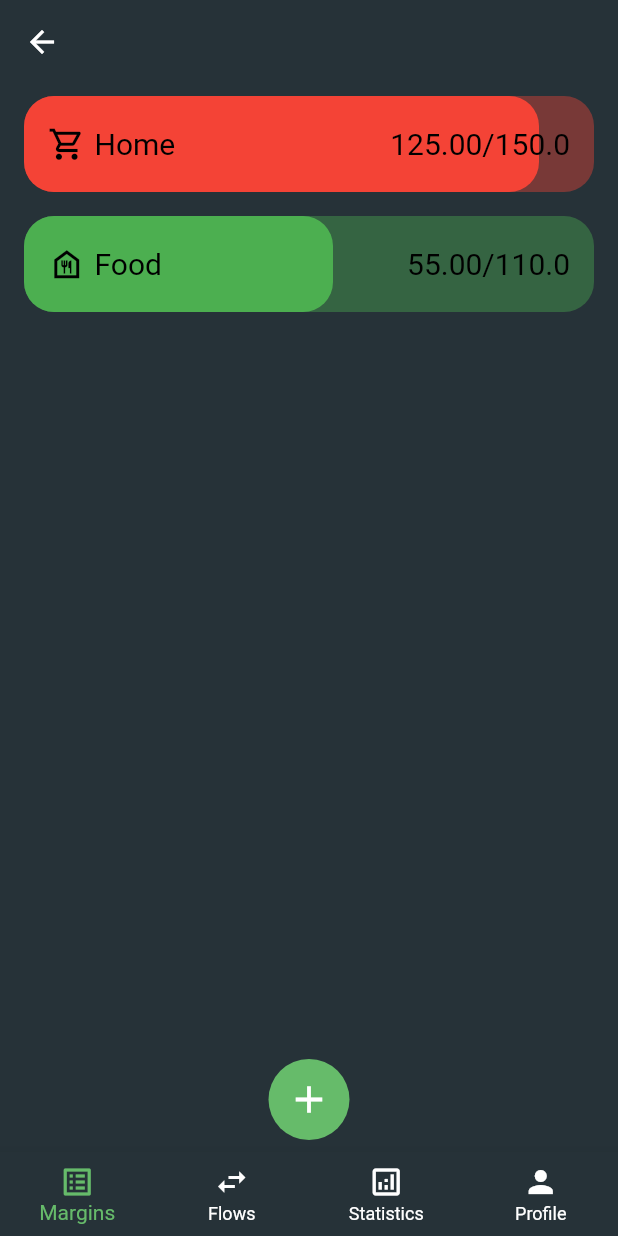
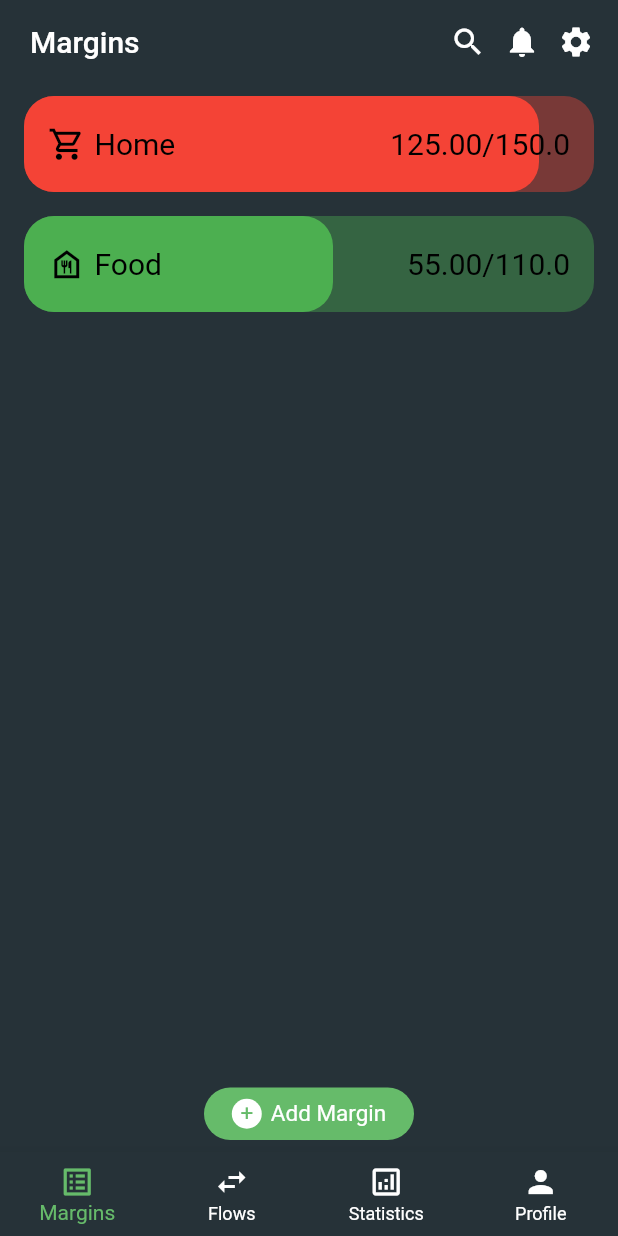
Before and after one commit to AthanasiosPapazoglou/exp_margins, a Flutter app: the screen it shows after launch, on a phone screen of 412 x 824 dp. Run offline on Flutter 3.47's test engine with Material 2 defaults, Android fonts, the phone set to English and light mode, and no system bars; drawn by our look-alikes of flutter_slidable; missing offline and left inert: dart:ffi.

Commit message:
design improvements

```diff
--- a/lib/main.dart
+++ b/lib/main.dart
@@ -1,3 +1,5 @@
+// ignore_for_file: prefer_const_constructors, prefer_const_literals_to_create_immutables
+
 import 'package:exp_margins/providers/data_provider.dart';
 import 'package:flutter/material.dart';
 import 'package:provider/provider.dart';
@@ -15,20 +17,37 @@ class ExpenseMargins extends StatelessWidget {
   Widget build(BuildContext context) {
     return ChangeNotifierProvider(
       create: (ctx) => DataProviding(),
-
       child: MaterialApp(
         debugShowCheckedModeBanner: false,
         theme: ThemeData.dark().copyWith(
-         primaryColor: Colors.green.shade400,
-         scaffoldBackgroundColor: Colors.blueGrey.shade900,
+          primaryColor: Colors.green.shade400,
+          scaffoldBackgroundColor: Colors.blueGrey.shade900,
         ),
         home: Scaffold(
           appBar: AppBar(
             backgroundColor: Colors.blueGrey.shade900,
             elevation: 0,
-            leading: const Icon(
-              Icons.arrow_back,
-              color: Colors.white,),
+            title: Padding(
+              padding: const EdgeInsetsDirectional.fromSTEB(4, 0, 0, 0),
+              child: Text(
+                'Margins',
+                style: TextStyle(color: Colors.white, fontSize: 20),
+              ),
+            ),
+            actions: [
+              Padding(
+                padding: EdgeInsetsDirectional.fromSTEB(4, 0, 6, 0),
+                child: Icon(Icons.search),
+              ),
+              Padding(
+                padding: EdgeInsetsDirectional.fromSTEB(6, 0, 6, 0),
+                child: Icon(Icons.notifications),
+              ),
+              Padding(
+                padding: EdgeInsetsDirectional.fromSTEB(6, 0, 16, 0),
+                child: Icon(Icons.settings),
+              ),
+            ],
           ),
           body: const MainMenu(),
         ),
--- a/lib/navPages/margins_page.dart
+++ b/lib/navPages/margins_page.dart
@@ -1,4 +1,6 @@
 // ignore_for_file: prefer_const_constructors
+
+import 'dart:ui';
 
 import 'package:exp_margins/constants/constants.dart';
 import 'package:exp_margins/models/category_model.dart';
@@ -144,15 +146,35 @@ class MarginsPage extends StatelessWidget {
               );
             },
             child: Container(
-              child: Icon(
-                Icons.add,
-                size: 30,
-                color: Colors.white,
+              child: Row(
+                mainAxisAlignment: MainAxisAlignment.center,
+                children: [
+                  Container(
+                    child: Center(
+                      child: Text(
+                        '+',
+                        style:
+                            TextStyle(color: Colors.green.shade400, fontSize: 15),
+                      ),
+                    ),
+                    width: 20,
+                    height: 20,
+                    decoration: BoxDecoration(
+                      color: Colors.white,
+                      borderRadius: BorderRadius.circular(90),
+                    ),
+                  ),
+                  SizedBox(width: 6,),
+                  Text(
+                    'Add Margin',
+                    style: TextStyle(color: Colors.white, fontSize: 15),
+                  ),
+                ],
               ),
-              height: 54,
-              width: 54,
+              height: 35,
+              width: 140,
               decoration: BoxDecoration(
-                  borderRadius: BorderRadius.circular(90),
+                  borderRadius: BorderRadius.circular(20),
                   color: Colors.green.shade400),
             ),
           ),
```
Also changed, not shown: lib/noNavPages/fast_flow_page.dart (+0 -10 lines).
